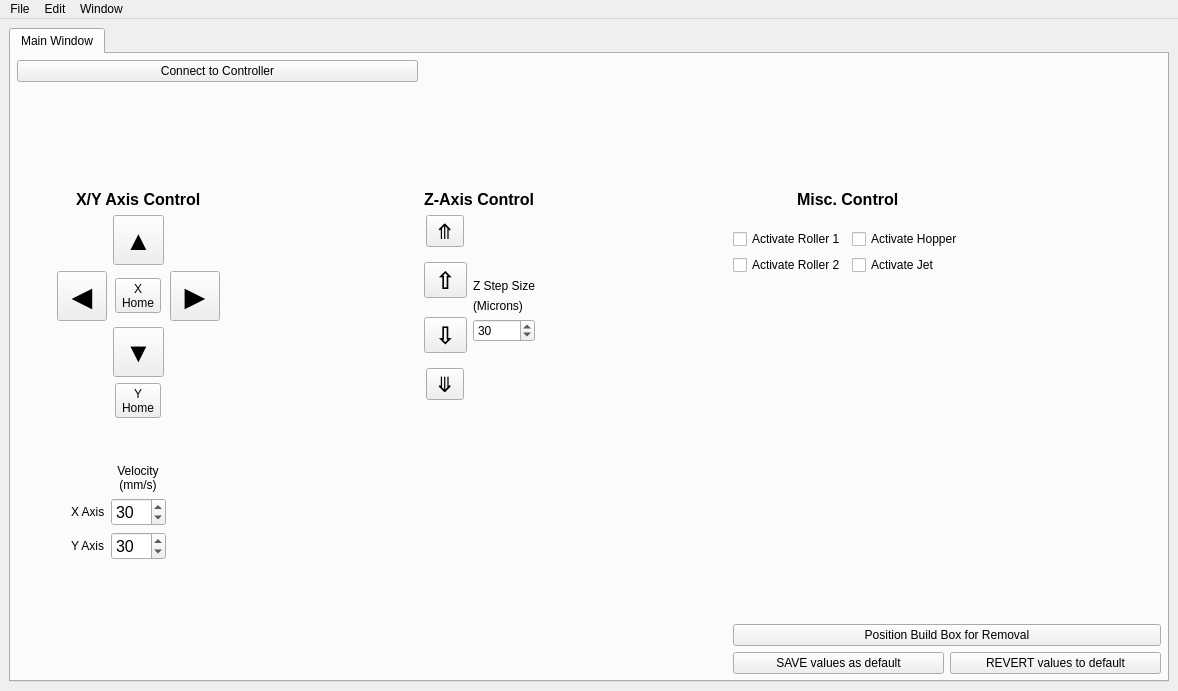
BYUCreateResearchLab/CREATE_LAB_Binder_Jet_Printer, file src/ui/mainwindow.ui: the form before one commit.
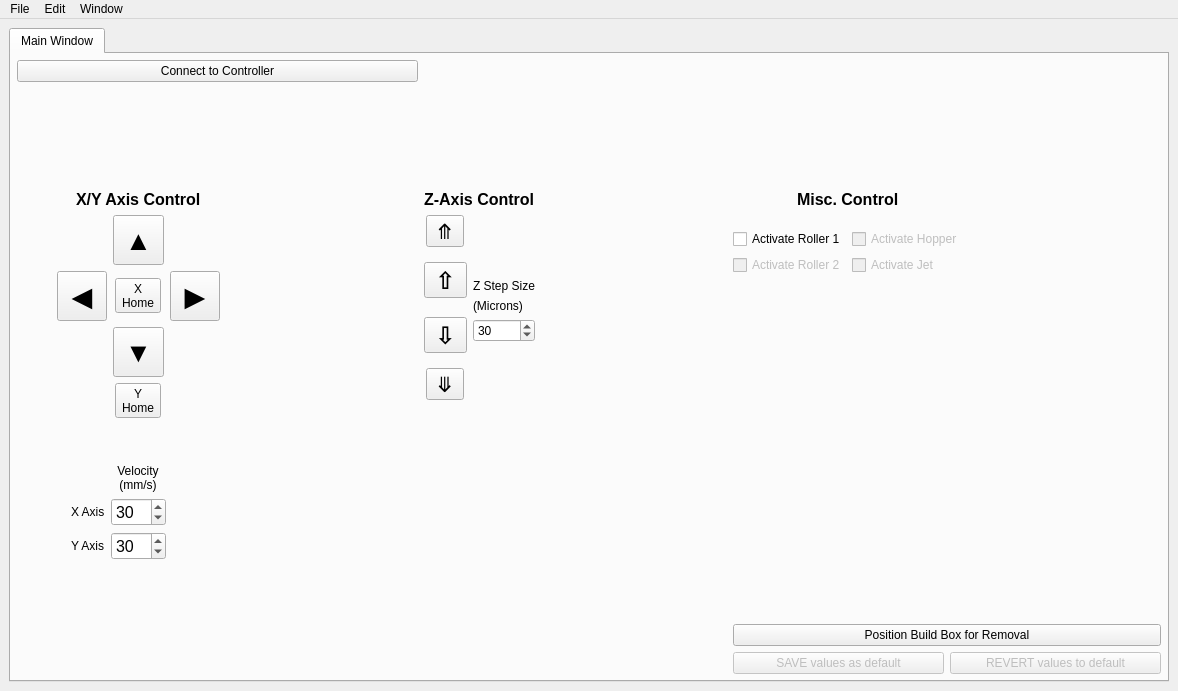
The form after the commit.

Commit message: merge jetting windows

Patch:
```diff
--- a/src/ui/mainwindow.ui
+++ b/src/ui/mainwindow.ui
@@ -159,6 +159,9 @@
           </property>
           <item row="2" column="2">
            <widget class="QCheckBox" name="activateJet">
+            <property name="enabled">
+             <bool>false</bool>
+            </property>
             <property name="text">
              <string>Activate Jet</string>
             </property>
@@ -166,6 +169,9 @@
           </item>
           <item row="1" column="2">
            <widget class="QCheckBox" name="activateHopper">
+            <property name="enabled">
+             <bool>false</bool>
+            </property>
             <property name="text">
              <string>Activate Hopper</string>
             </property>
@@ -194,6 +200,9 @@
           </item>
           <item row="2" column="0" colspan="2">
            <widget class="QCheckBox" name="activateRoller2">
+            <property name="enabled">
+             <bool>false</bool>
+            </property>
             <property name="text">
              <string>Activate Roller 2</string>
             </property>
@@ -386,6 +395,9 @@
          <layout class="QGridLayout" name="gridLayout_6">
           <item row="2" column="1">
            <widget class="QPushButton" name="revertDefault">
+            <property name="enabled">
+             <bool>false</bool>
+            </property>
             <property name="text">
              <string>REVERT values to default</string>
             </property>
@@ -400,6 +412,9 @@
           </item>
           <item row="2" column="0">
            <widget class="QPushButton" name="saveDefault">
+            <property name="enabled">
+             <bool>false</bool>
+            </property>
             <property name="text">
              <string>SAVE values as default</string>
             </property>
```
Left out of the diff: 13 changed lines with no effect on the pictures. The commit also changes 5 other files.
